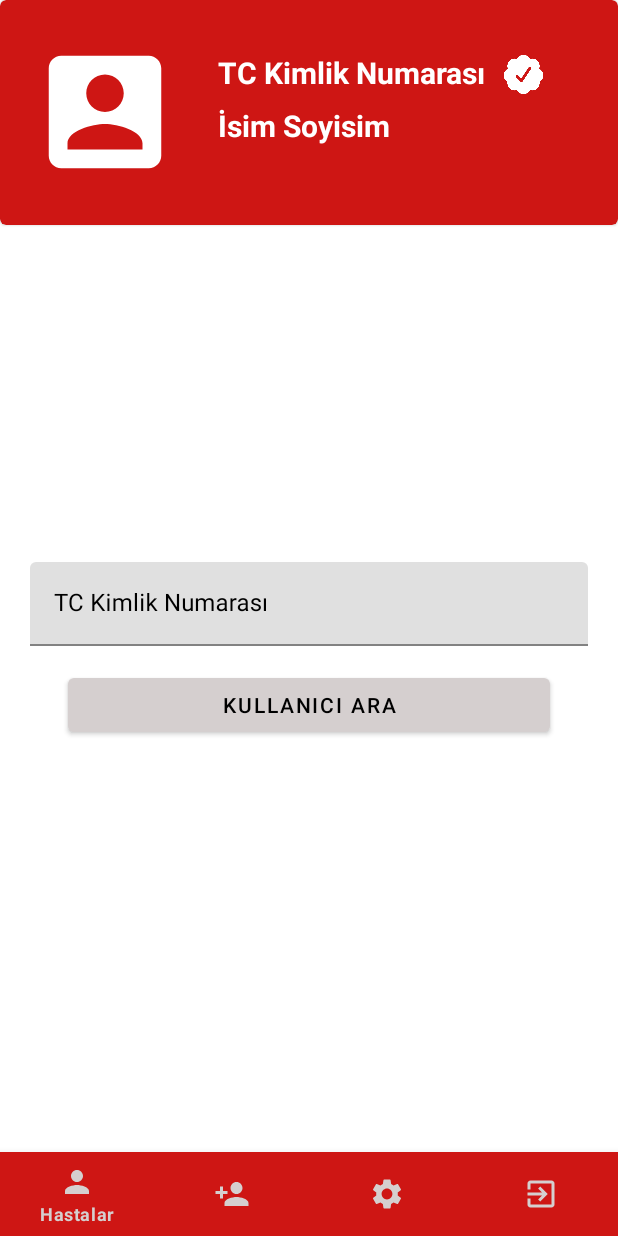
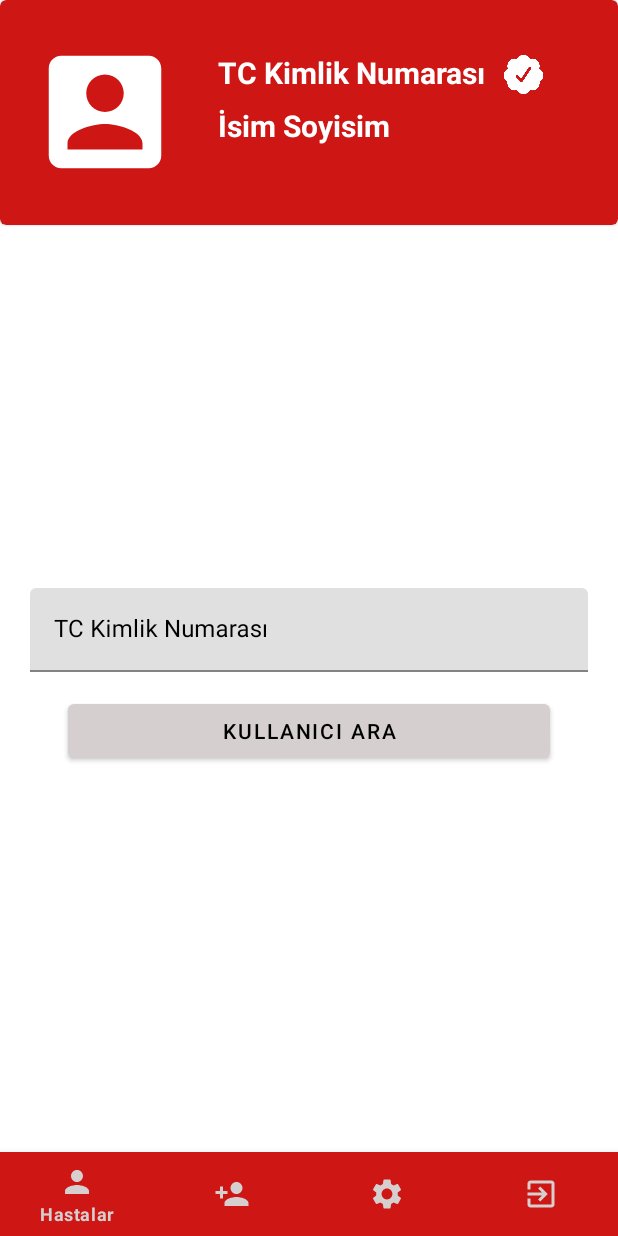
Before and after one commit to reqdevil/Medic-Android, an Android app: the fragment AddPatientFragment placed in its activity, on a phone screen of 412 x 824 dp. Run offline under Robolectric (Android 15) with nearby library versions, the phone set to English and light mode, and no system bars; our stand-ins replace Firebase (no records; nobody signed in at launch, a user with empty details on screens opened directly).

Commit message:
Patient Add
Now doctors can add patient to the system.

```diff
--- a/app/src/main/java/com/example/medic/Controller/Fragments/Doctor/AddPatientFragment.kt
+++ b/app/src/main/java/com/example/medic/Controller/Fragments/Doctor/AddPatientFragment.kt
@@ -14,21 +14,18 @@ import com.example.medic.Interface.OnDataPass
 import com.example.medic.Model.Patient
 import com.example.medic.R
 import com.example.medic.Services.DatabaseService
-import com.example.medic.View.MyAdapter
+import com.example.medic.View.AddPatientAdapter
 
-class AddPatientFragment : Fragment(), OnDataPass {
+class AddPatientFragment : Fragment() {
     private val TAG = "Add Patient Fragment"
 
     private lateinit var patientView: RecyclerView
-    private lateinit var patientList: ArrayList<Patient>
 
     private lateinit var searchPatient: Button
     private lateinit var usernameField: EditText
 
     override fun onCreate(savedInstanceState: Bundle?) {
         super.onCreate(savedInstanceState)
-
-        patientList = ArrayList<Patient>()
     }
 
     override fun onCreateView(
@@ -43,8 +40,6 @@ class AddPatientFragment : Fragment(), OnDataPass {
 
         patientView = view.findViewById(R.id.patientView)
         patientView.layoutManager = LinearLayoutManager(activity)
-        val adapter = MyAdapter(patientList)
-        patientView.adapter = adapter
 
         usernameField = view.findViewById(R.id.usernameField)
 
@@ -53,16 +48,8 @@ class AddPatientFragment : Fragment(), OnDataPass {
     }
 
     private fun searchPatient(uid: String) {
-        Log.e(TAG, "search patient started")
-
         DatabaseService.instance.findPatient(uid, completion = { patientList ->
-            patientView.adapter = MyAdapter(patientList)
+            patientView.adapter = AddPatientAdapter(patientList)
         })
-
-        Log.e(TAG, patientList.toString())
-    }
-
-    override fun onDataPass(data: String) {
-        Log.e(TAG, data)
     }
 }
--- a/app/src/main/java/com/example/medic/Model/Patient.kt
+++ b/app/src/main/java/com/example/medic/Model/Patient.kt
@@ -2,4 +2,4 @@ package com.example.medic.Model
 
 import android.graphics.Bitmap
 
-data class Patient(var uid: String, var username: String, var fullName: String)
+data class Patient(var uid: String, var username: String, var name: String, var surname: String, var isSelected: Boolean)
--- a/app/src/main/res/layout/fragment_add_patient.xml
+++ b/app/src/main/res/layout/fragment_add_patient.xml
@@ -16,6 +16,10 @@
         app:layout_constraintRight_toRightOf="parent"
         android:paddingHorizontal="20dp">
 
+        <Space
+            android:layout_width="match_parent"
+            android:layout_height="15dp" />
+
         <com.google.android.material.textfield.TextInputLayout
             android:layout_width="match_parent"
             android:layout_height="match_parent"
@@ -27,6 +31,7 @@
                 android:textColorHint="@color/black"
                 app:hintTextColor="@color/black"
                 android:layout_height="wrap_content"
+                android:inputType="number"
                 android:hint="@string/username" />
         </com.google.android.material.textfield.TextInputLayout>
 
@@ -43,7 +48,7 @@
 
         <Space
             android:layout_width="match_parent"
-            android:layout_height="50dp" />
+            android:layout_height="30dp" />
 
         <androidx.recyclerview.widget.RecyclerView
             android:id="@+id/patientView"
```
Also changed, not shown: app/src/main/java/com/example/medic/View/AddPatientAdapter.kt (added, +48 -0 lines), app/src/main/res/layout/list_add_patient.xml (added, +71 -0 lines).
